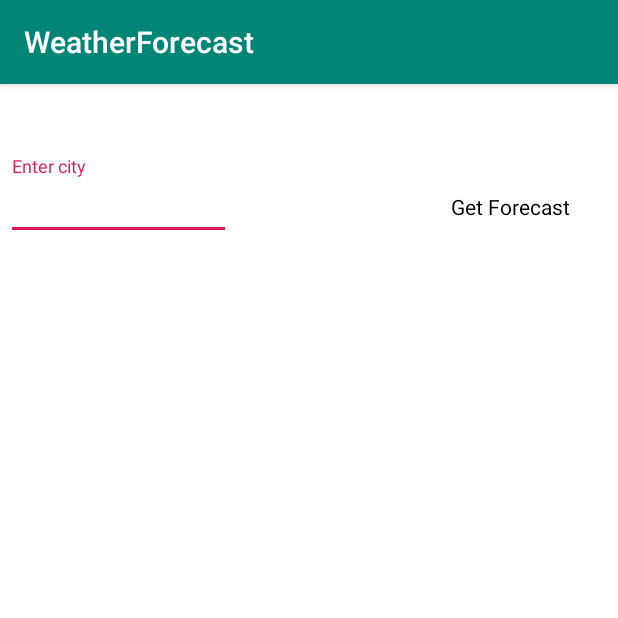
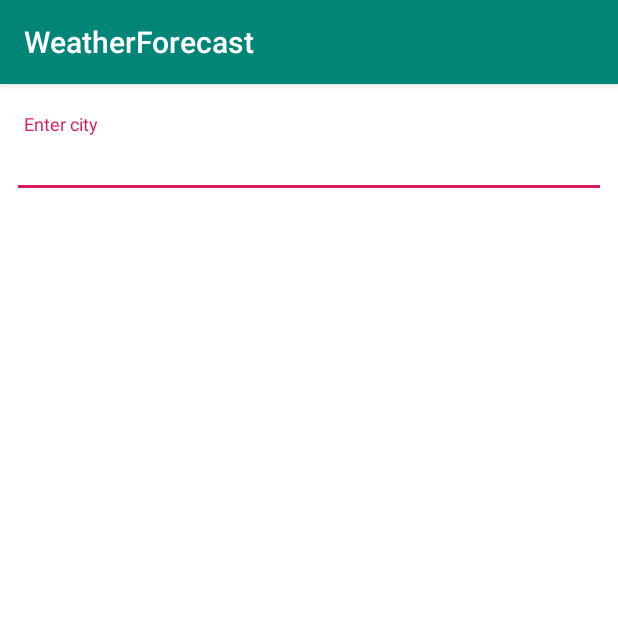
Before and after one commit to ajeshsoman2000/weather-forecast, an Android app: the screen it shows after launch (MainActivity), on a phone screen of 412 x 824 dp, the top half of it. Run offline under Robolectric (Android 15) with nearby library versions, the phone set to English and light mode, and no system bars; our stand-ins replace data binding.

Commit message:
Removed the getforecast button. Fetch triggered only from keypad done button

```diff
--- a/app/src/main/java/com/example/weatherforecast/view/MainActivity.kt
+++ b/app/src/main/java/com/example/weatherforecast/view/MainActivity.kt
@@ -60,9 +60,6 @@ class MainActivity : AppCompatActivity() {
             false
         }
 
-        tv_get_forecast.setOnClickListener {
-            fetchForecast()
-        }
     }
 
     fun setObserver(){
@@ -85,13 +82,11 @@ class MainActivity : AppCompatActivity() {
         if(this@MainActivity.isNetworkConnectionAvailable()) {
             if (et_city.text.toString().trim().isNotEmpty()) {
                 pb_fetch_forecast.visibility = View.VISIBLE
-                tv_get_forecast.isEnabled = false
                 weatherDetail =
                         (activityMainBinding.viewModel as MainViewModel).getWeatherForecast(et_city.text.toString(),
                             object : UpdateUIListener {
                                 override fun stopProgressbar() {
                                     pb_fetch_forecast.visibility = View.GONE
-                                    tv_get_forecast.isEnabled = true
                                 }
 
                                 override fun notifyError(message: String) {
--- a/app/src/main/res/layout/activity_main.xml
+++ b/app/src/main/res/layout/activity_main.xml
@@ -13,11 +13,12 @@
             android:background="@android:color/white">
 
         <com.google.android.material.textfield.TextInputLayout android:id="@+id/til_city"
-                                                               android:layout_width="150dp"
+                                                               android:layout_width="match_parent"
                                                                android:layout_height="wrap_content"
                                                                app:layout_constraintStart_toStartOf="parent"
-                                                               android:layout_marginStart="4dp"
-                                                               android:layout_marginTop="48dp"
+                                                               android:layout_marginLeft="8dp"
+                                                               android:layout_marginRight="8dp"
+                                                               android:layout_marginTop="20dp"
                                                                app:layout_constraintTop_toTopOf="parent"
         >
             <EditText android:id="@+id/et_city"
@@ -25,21 +26,9 @@
                       android:layout_height="wrap_content"
                       android:hint="Enter city"
                       android:singleLine="true"
+                      android:paddingLeft="8dp"
             android:imeOptions="actionDone"/>
         </com.google.android.material.textfield.TextInputLayout>
-        <TextView
-                android:id="@+id/tv_get_forecast"
-                android:text="Get Forecast"
-                android:layout_width="wrap_content"
-                android:layout_height="wrap_content"
-                app:layout_constraintEnd_toEndOf="parent"
-                app:layout_constraintLeft_toRightOf="@id/til_city"
-                app:layout_constraintTop_toTopOf="parent" android:layout_marginTop="56dp"
-                android:layout_marginEnd="16dp"
-                android:gravity="center"
-                android:padding="16dp"
-                android:textColor="@android:color/black"
-        />
 
         <androidx.recyclerview.widget.RecyclerView
                 android:id="@+id/rv_weather_forecast"
```
